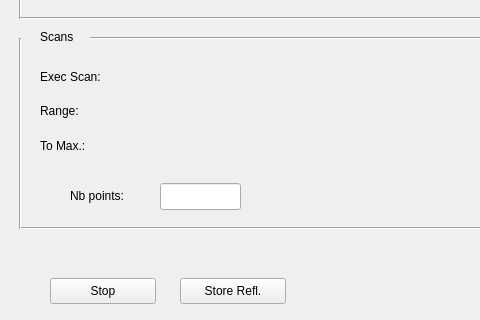
This is src/sardana/taurus/qt/qtgui/extra_hkl/ui/diffractometeralignment.ui in sardana-org/sardana as Qt 5 draws it before an edit; both pictures show x 0 to 480 and y 342 to 662 of the 861 by 662 pixel window. The edited form follows.
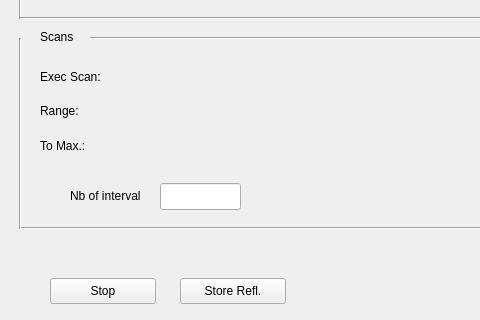
This is the edited form. Custom widgets are drawn as their Qt base class.

Commit message:
Raname "Nb points" to "Nb of intervals"
Ascan uses the number of intervals and not number of points arguments.
Change the label text to reflect that.

```diff
--- a/src/sardana/taurus/qt/qtgui/extra_hkl/ui/diffractometeralignment.ui
+++ b/src/sardana/taurus/qt/qtgui/extra_hkl/ui/diffractometeralignment.ui
@@ -506,7 +506,7 @@
     </rect>
    </property>
    <property name="text">
-    <string>Nb points:</string>
+    <string>Nb of intervals:</string>
    </property>
   </widget>
   <widget class="QLineEdit" name="NbPointslineEdit">
```
